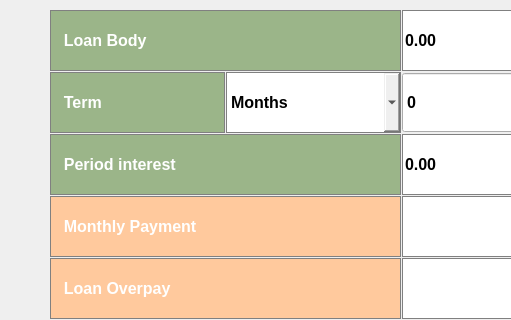
bonnyped/CPP3_SmartCalc_v2.0-1, file src/s21_smart_calc_v_2_0/view/creditcalc.ui: the form before one commit; both pictures show x 0 to 511 and y 0 to 320 of the 815 by 522 pixel window.
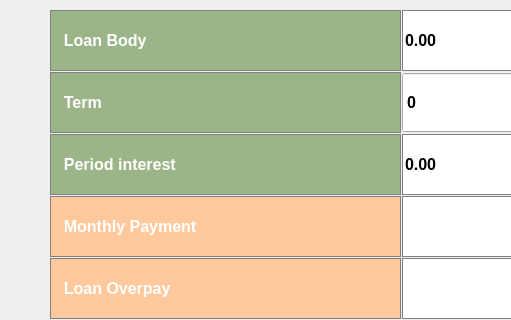
The form after the commit.

Patch:
```diff
--- a/src/s21_smart_calc_v_2_0/view/creditcalc.ui
+++ b/src/s21_smart_calc_v_2_0/view/creditcalc.ui
@@ -164,41 +164,6 @@
     <bool>true</bool>
    </property>
   </widget>
-  <widget class="QComboBox" name="comboBoxTypeOfFTermCredit">
-   <property name="geometry">
-    <rect>
-     <x>226</x>
-     <y>72</y>
-     <width>175</width>
-     <height>61</height>
-    </rect>
-   </property>
-   <property name="font">
-    <font>
-     <pointsize>12</pointsize>
-     <italic>false</italic>
-     <bold>true</bold>
-     <underline>false</underline>
-     <strikeout>false</strikeout>
-     <kerning>false</kerning>
-    </font>
-   </property>
-   <property name="styleSheet">
-    <string notr="true">QComboBox {
-  border: 1px solid gray;
-}</string>
-   </property>
-   <item>
-    <property name="text">
-     <string>Months</string>
-    </property>
-   </item>
-   <item>
-    <property name="text">
-     <string>Years</string>
-    </property>
-   </item>
-  </widget>
   <widget class="QLineEdit" name="lineEditMonthlyPaymentResult">
    <property name="geometry">
     <rect>
@@ -364,7 +329,7 @@
     <rect>
      <x>50</x>
      <y>72</y>
-     <width>175</width>
+     <width>351</width>
      <height>61</height>
     </rect>
    </property>
```
Left out of the diff: 11 changed lines with no effect on the pictures.
